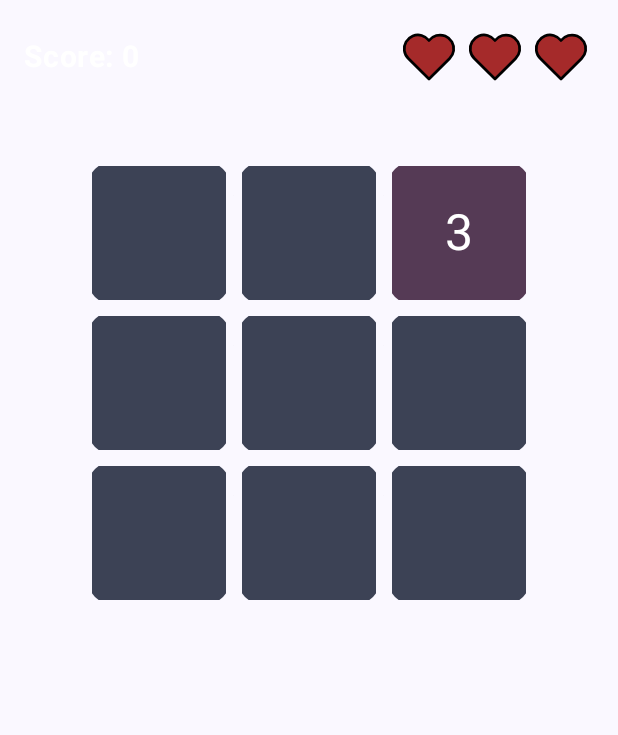
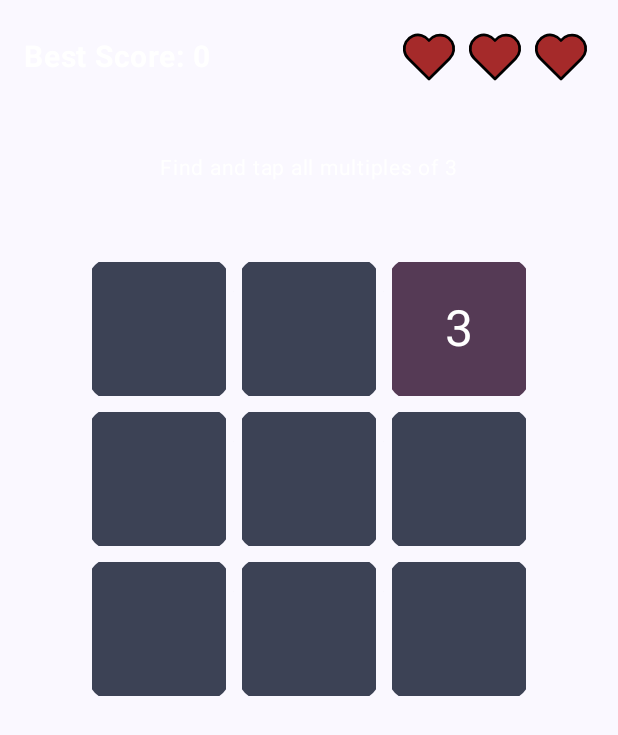
Before and after one commit to JosenRomero/MultiplesOfThree, an Android app built with Jetpack Compose: the @Preview function PlayScreenPreview, on a phone screen of 412 x 824 dp. Shown: the top 735 px of the screen. Run offline under Robolectric (Android 15) with nearby library versions, the phone set to English and light mode, and no system bars; our stand-ins replace Room's generated code.

Commit message:
update HUD component

```diff
--- a/app/src/main/java/com/josenromero/multiplesofthree/ui/main/components/HUD.kt
+++ b/app/src/main/java/com/josenromero/multiplesofthree/ui/main/components/HUD.kt
@@ -5,7 +5,6 @@ import androidx.compose.foundation.Image
 import androidx.compose.foundation.layout.Arrangement
 import androidx.compose.foundation.layout.Row
 import androidx.compose.foundation.layout.fillMaxWidth
-import androidx.compose.foundation.layout.padding
 import androidx.compose.foundation.layout.size
 import androidx.compose.foundation.lazy.LazyRow
 import androidx.compose.material3.MaterialTheme
@@ -24,18 +23,17 @@ import com.josenromero.multiplesofthree.ui.theme.MultiplesOfThreeTheme
 
 @Composable
 fun HUD(
-    score: Int,
+    bestScore: Int,
     hearts: Int
 ) {
 
     Row(
         modifier = Modifier
-            .fillMaxWidth()
-            .padding(bottom = 40.dp),
+            .fillMaxWidth(),
         verticalAlignment = Alignment.CenterVertically
     ) {
         Text(
-            text = "Score: $score",
+            text = "Best Score: $bestScore",
             color = MaterialTheme.colorScheme.onPrimary,
             modifier = Modifier.weight(1f),
             fontSize = 20.sp,
@@ -63,7 +61,7 @@ fun HUD(
 fun HUDPreview() {
     MultiplesOfThreeTheme {
         HUD(
-            score = 100,
+            bestScore = 100,
             hearts = 3
         )
     }
--- a/app/src/main/java/com/josenromero/multiplesofthree/ui/main/views/PlayScreen.kt
+++ b/app/src/main/java/com/josenromero/multiplesofthree/ui/main/views/PlayScreen.kt
@@ -8,11 +8,13 @@ import androidx.compose.foundation.layout.padding
 import androidx.compose.material3.ExperimentalMaterial3Api
 import androidx.compose.material3.MaterialTheme
 import androidx.compose.material3.Scaffold
+import androidx.compose.material3.Text
 import androidx.compose.runtime.Composable
 import androidx.compose.ui.Alignment
 import androidx.compose.ui.Modifier
 import androidx.compose.ui.tooling.preview.Preview
 import androidx.compose.ui.unit.dp
+import androidx.compose.ui.unit.sp
 import com.josenromero.multiplesofthree.data.GameState
 import com.josenromero.multiplesofthree.data.player.PlayerEntity
 import com.josenromero.multiplesofthree.ui.main.components.Board
@@ -43,7 +45,13 @@ fun PlayScreen(
                     .padding(16.dp),
                 horizontalAlignment = Alignment.CenterHorizontally
             ) {
-                HUD(score = gameState.score, hearts = gameState.hearts)
+                HUD(bestScore = player.bestScore, hearts = gameState.hearts)
+                Text(
+                    text = "Find and tap all multiples of 3",
+                    modifier = Modifier.padding(vertical = 40.dp),
+                    color = MaterialTheme.colorScheme.onPrimary,
+                    fontSize = 14.sp
+                )
                 Board(board = gameState.board, onClick = onClick)
                 if (gameState.isGameOver) {
                     GameOver(
```
